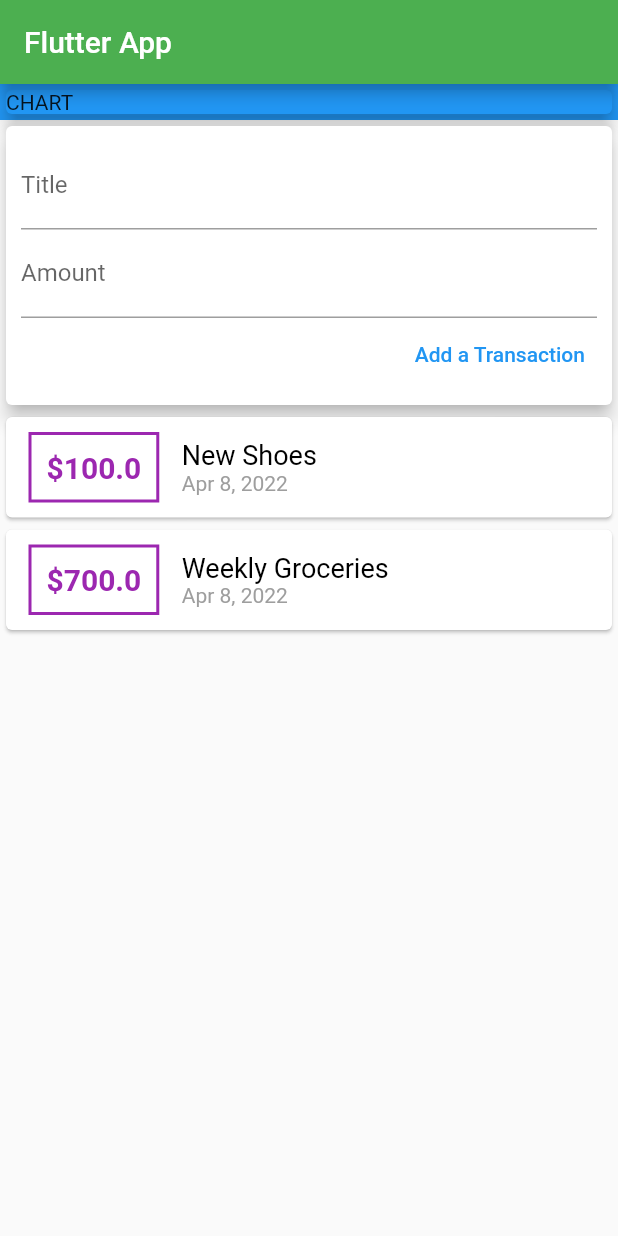
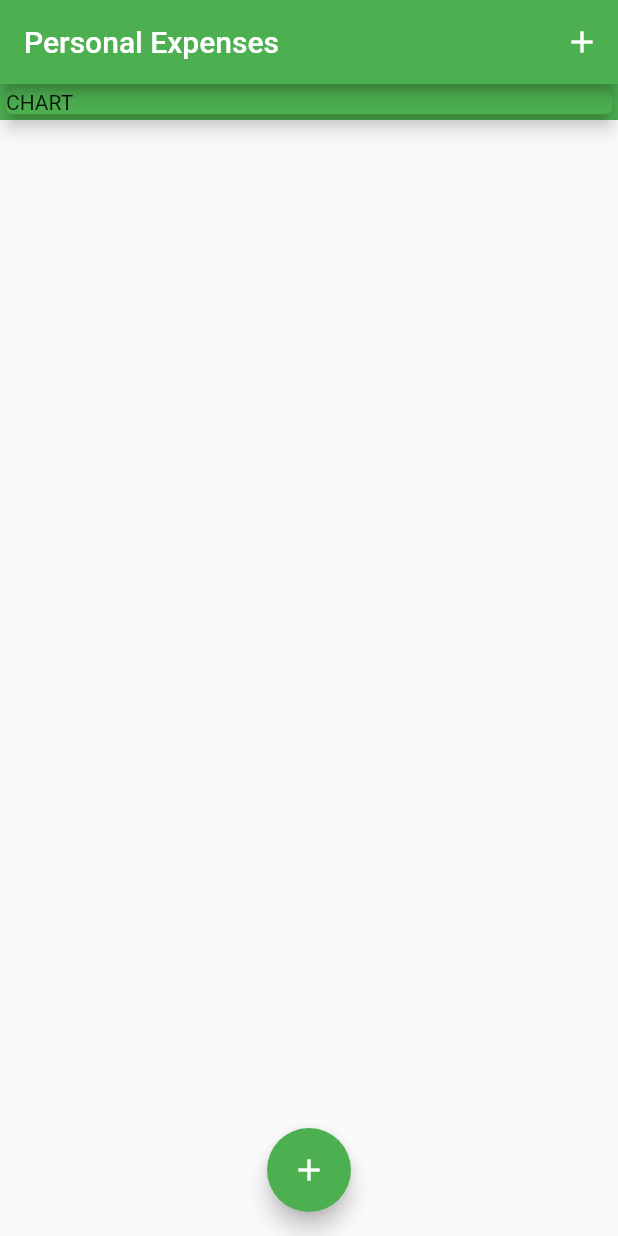
Before and after one commit to andykwesi/project_one, a Flutter app: the screen it shows after launch, on a phone screen of 412 x 824 dp. Run offline on Flutter 3.47's test engine with Material 2 defaults, Android fonts, the phone set to English and light mode, and no system bars.

Commit message:
new ui changed

```diff
--- a/lib/Homepage.dart
+++ b/lib/Homepage.dart
@@ -2,7 +2,8 @@
 
 import 'package:flutter/material.dart';
 import 'package:project_one/models/transaction.dart';
-import 'package:project_one/widgets/user_transaction.dart';
+import 'package:project_one/widgets/new_transaction.dart';
+import 'package:project_one/widgets/transaction_list.dart';
 
 class MyHomePage extends StatefulWidget {
   MyHomePage({Key? key, required this.title}) : super(key: key);
@@ -14,13 +15,48 @@ class MyHomePage extends StatefulWidget {
 
 class _MyHomePageState extends State<MyHomePage> {
   final List<Transaction> transactions = [];
+  final List<Transaction> _usertransaction = [
+    Transaction(
+        id: "t1", title: "New Shoes", amount: 100.00, date: DateTime.now()),
+    Transaction(
+        id: "t2",
+        title: "Weekly Groceries",
+        amount: 700.00,
+        date: DateTime.now())
+  ];
+  void _addNewTransaction(String txTitle, double txAmount) {
+    final newTx = Transaction(
+        id: DateTime.now().toString(),
+        title: txTitle,
+        amount: txAmount,
+        date: DateTime.now());
+
+    setState(() {
+      _usertransaction.add(newTx);
+    });
+  }
+
+  void startAddNewTransaction(BuildContext context) {
+    showModalBottomSheet(
+        context: context,
+        builder: (btx) {
+          return NewTransaction(_addNewTransaction);
+        });
+  }
 
   @override
   Widget build(BuildContext context) {
     return Scaffold(
       appBar: AppBar(
-        backgroundColor: Colors.green,
-        title: Text("Flutter App"),
+        backgroundColor: Theme.of(context).primaryColor,
+        title: Text("Personal Expenses"),
+        actions: [
+          IconButton(
+              onPressed: () {
+                startAddNewTransaction(context);
+              },
+              icon: Icon(Icons.add))
+        ],
       ),
       body: SingleChildScrollView(
         child: Column(
@@ -28,17 +64,24 @@ class _MyHomePageState extends State<MyHomePage> {
           crossAxisAlignment: CrossAxisAlignment.stretch,
           children: [
             Container(
-              color: Colors.blue,
+              color: Theme.of(context).primaryColor,
               width: double.infinity,
-              child: const Card(
-                color: Colors.blue,
+              child: Card(
+                color: Theme.of(context).primaryColor,
                 child: Text("CHART"),
                 elevation: 5,
               ),
             ),
-            UserTransaction()
+            // TransactionList(_usertransaction)
           ],
         ),
+      ),
+      floatingActionButtonLocation: FloatingActionButtonLocation.centerFloat,
+      floatingActionButton: FloatingActionButton(
+        child: Icon(Icons.add),
+        onPressed: () {
+          startAddNewTransaction(context);
+        },
       ),
     );
   }
--- a/lib/main.dart
+++ b/lib/main.dart
@@ -13,11 +13,11 @@ class MyApp extends StatelessWidget {
   Widget build(BuildContext context) {
     return MaterialApp(
       debugShowCheckedModeBanner: false,
-      title: 'Flutter Demo',
+      title: 'Personal Expenses',
       theme: ThemeData(
-        primarySwatch: Colors.blue,
+        primarySwatch: Colors.green,
       ),
-      home: MyHomePage(title: 'Flutter Demo Home Page'),
+      home: MyHomePage(title: ''),
     );
   }
 }
--- a/lib/widgets/transaction_list.dart
+++ b/lib/widgets/transaction_list.dart
@@ -10,35 +10,39 @@ class TransactionList extends StatelessWidget {
 
   @override
   Widget build(BuildContext context) {
-    return Column(
-      children: transactions.map((tx) {
+    return Container(
+      height: 500,
+      child: ListView.builder(
+        itemCount: transactions.length,
+        itemBuilder: (context, index) {
           return Card(
             child: Row(
               children: [
                 Container(
                   margin: EdgeInsets.symmetric(vertical: 10, horizontal: 15),
                   decoration: BoxDecoration(
-                    border: Border.all(color: Colors.purple, width: 2)),
+                      border: Border.all(
+                          color: Theme.of(context).primaryColor, width: 2)),
                   padding: EdgeInsets.all(10),
                   child: Text(
-                  "\$${tx.amount}",
+                    "\$${transactions[index].amount.toStringAsFixed(2)}",
                     style: TextStyle(
                       fontWeight: FontWeight.bold,
                       fontSize: 20,
-                    color: Colors.purple,
+                      color: Theme.of(context).primaryColor,
                     ),
                   ),
                 ),
                 Column(
                   crossAxisAlignment: CrossAxisAlignment.start,
                   children: [
-                  Text(tx.title.toString(),
+                    Text("",
                         style: TextStyle(
                           color: Colors.black,
                           fontSize: 18,
                         )),
                     Text(
-                    DateFormat.yMMMd().format(tx.date),
+                      DateFormat.yMMMd().format(transactions[index].date),
                       style: TextStyle(
                         color: Colors.grey,
                       ),
@@ -48,7 +52,8 @@ class TransactionList extends StatelessWidget {
               ],
             ),
           );
-      }).toList(),
+        },
+      ),
     );
   }
 }
--- a/lib/widgets/user_transaction.dart
+++ /dev/null
@@ -1,45 +0,0 @@
-// ignore_for_file: prefer_const_constructors
-
-import 'package:flutter/material.dart';
-import 'package:project_one/widgets/new_transaction.dart';
-import 'package:project_one/widgets/transaction_list.dart';
-import 'package:project_one/models/transaction.dart';
-
-class UserTransaction extends StatefulWidget {
-  const UserTransaction({Key? key}) : super(key: key);
-
-  @override
-  _UserTransactionState createState() => _UserTransactionState();
-}
-
-class _UserTransactionState extends State<UserTransaction> {
-  final List<Transaction> _usertransaction = [
-    Transaction(
-        id: "t1", title: "New Shoes", amount: 100.00, date: DateTime.now()),
-    Transaction(
-        id: "t2",
-        title: "Weekly Groceries",
-        amount: 700.00,
-        date: DateTime.now())
-  ];
-  void _addNewTransaction(String txTitle, double txAmount) {
-    final newTx = Transaction(
-        id: DateTime.now().toString(),
-        title: txTitle,
-        amount: txAmount,
-        date: DateTime.now());
-
-    setState(() {
-      _usertransaction.add(newTx);
-    });
-  }
-
-  @override
-  Widget build(BuildContext context) {
-    return Column(
-      children: [
-      NewTransaction(_addNewTransaction),
-      TransactionList(_usertransaction)],
-    );
-  }
-}
```
Also changed, not shown: lib/widgets/new_transaction.dart (+18 -4 lines). Lines whose indentation alone changed are shown as unchanged.
